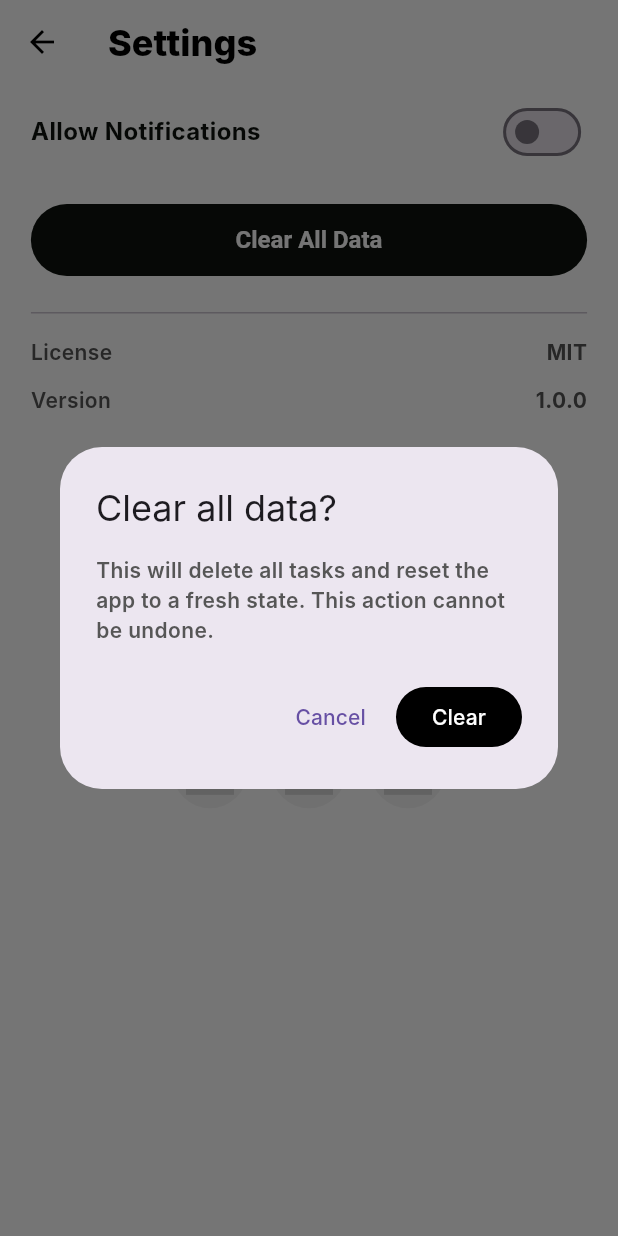
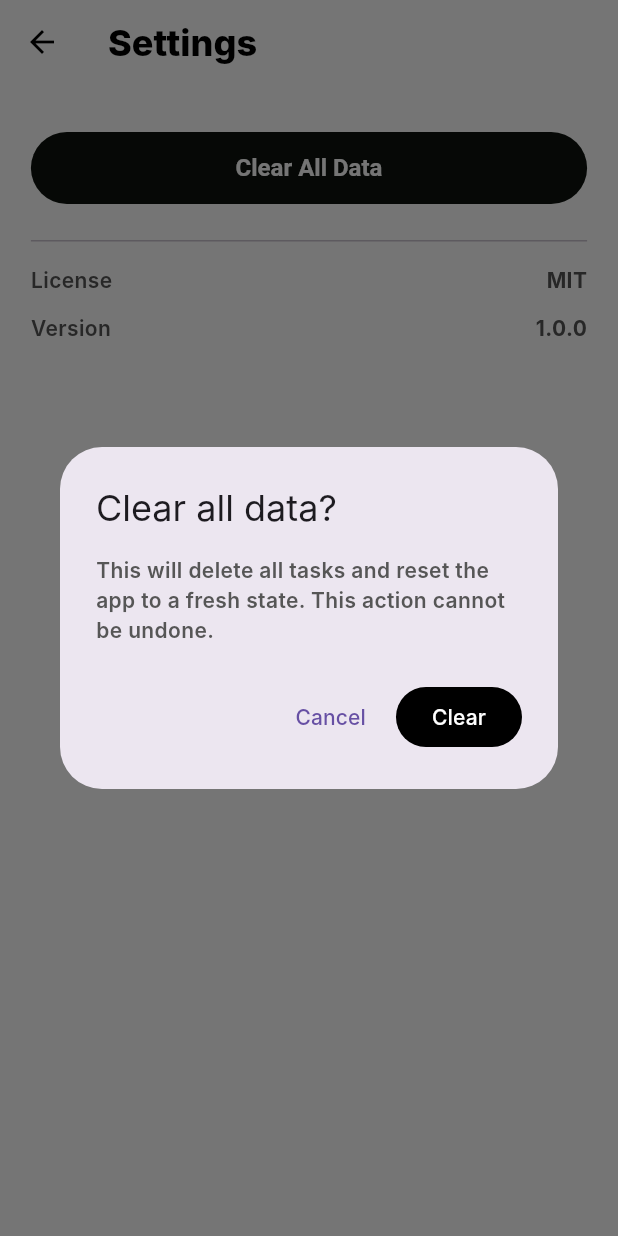
Before and after one commit to theakhinabraham/doable-todo-list-app, a Flutter app: the SettingsPage screen opened by its route, after a tap on "Clear All Data", on a phone screen of 412 x 824 dp. Run offline on Flutter 3.47's test engine with Material 3 defaults, Android fonts, the phone set to English and light mode, and no system bars; our stand-ins replace flutter_svg, shared_preferences, sqflite; accounts and stored records are empty; Roboto replaces fonts that are missing (Inter).

Commit message:
removed notification feature (need to be fixed)

```diff
--- a/lib/screens/add_task_page.dart
+++ b/lib/screens/add_task_page.dart
@@ -178,10 +178,6 @@ class _AddTaskPageState extends State<AddTaskPage> {
             crossAxisAlignment: CrossAxisAlignment.start,
             children: [
               // Set Reminder button
-              _ReminderButton(
-                enabled: _reminder,
-                onTap: _toggleReminder,
-              ),
               SizedBox(height: bigSpacing),
 
               // Title / Description
--- a/lib/screens/edit_task_page.dart
+++ b/lib/screens/edit_task_page.dart
@@ -241,10 +241,6 @@ class _EditTaskPageState extends State<EditTaskPage> {
             crossAxisAlignment: CrossAxisAlignment.start,
             children: [
               // Reminder button: blue bg + white icon/text when enabled
-              _ReminderButton(
-                enabled: _reminder,
-                onTap: () => setState(() => _reminder = !_reminder),
-              ),
               SizedBox(height: bigSpacing),
 
               const _FieldLabel(text: 'Tell us about your task'),
--- a/lib/screens/settings_page.dart
+++ b/lib/screens/settings_page.dart
@@ -161,21 +161,7 @@ class _SettingsPageState extends State<SettingsPage> {
             Row(
               mainAxisAlignment: MainAxisAlignment.spaceBetween,
               children: [
-                Text(
-                  'Allow Notifications',
-                  style: TextStyle(
-                    fontSize: 16,
-                    fontWeight: FontWeight.w700,
-                    color: blackColor,
-                  ),
-                ),
-                // Custom-looking switch with checkmark, using standard Switch for a11y
-                Switch.adaptive(
-                  value: _notificationsEnabled,
-                  activeColor: whiteColor,
-                  activeTrackColor: blackColor,
-                  onChanged: (v) => _setNotifications(v),
-                ),
+
               ],
             ),
             const SizedBox(height: 24),
```
